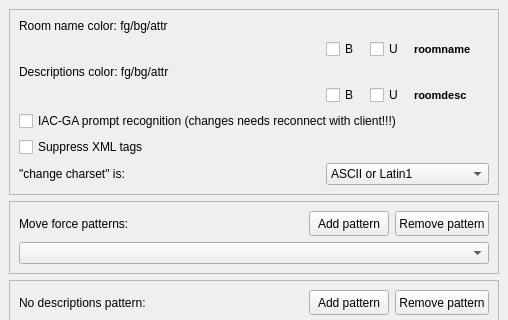
Qt form src/preferences/parserpage.ui (MUME/MMapper) before a commit; both pictures show x 0 to 508 and y 0 to 320 of the 508 by 734 pixel window.
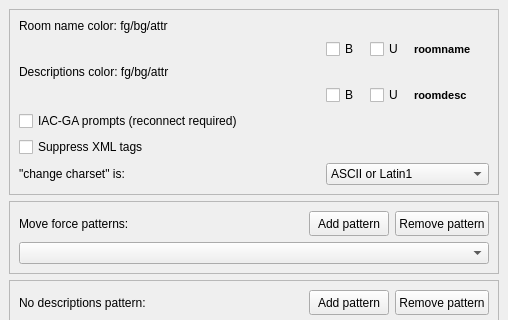
The same form after that commit. Custom widgets are drawn as their Qt base class.

```diff
--- a/src/preferences/parserpage.ui
+++ b/src/preferences/parserpage.ui
@@ -260,7 +260,7 @@
       <item row="4" column="0" colspan="5">
        <widget class="QCheckBox" name="IACPromptCheckBox">
         <property name="text">
-         <string>IAC-GA prompt recognition (changes needs reconnect with client!!!)</string>
+         <string>IAC-GA prompts (reconnect required)</string>
         </property>
        </widget>
       </item>
```
